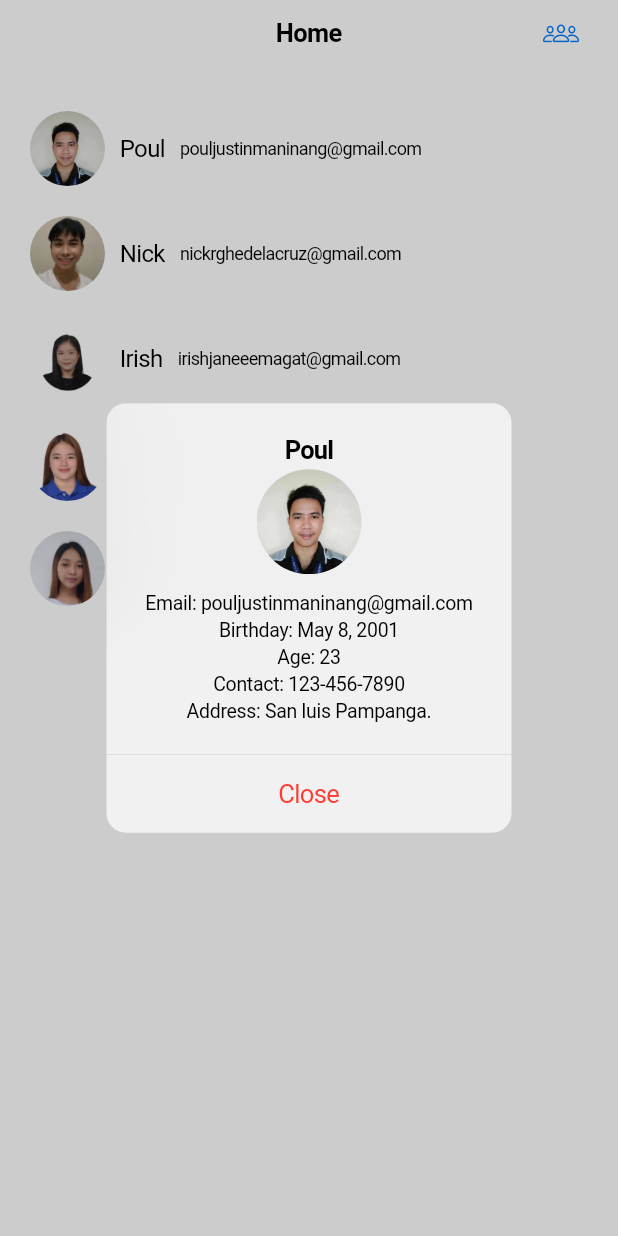
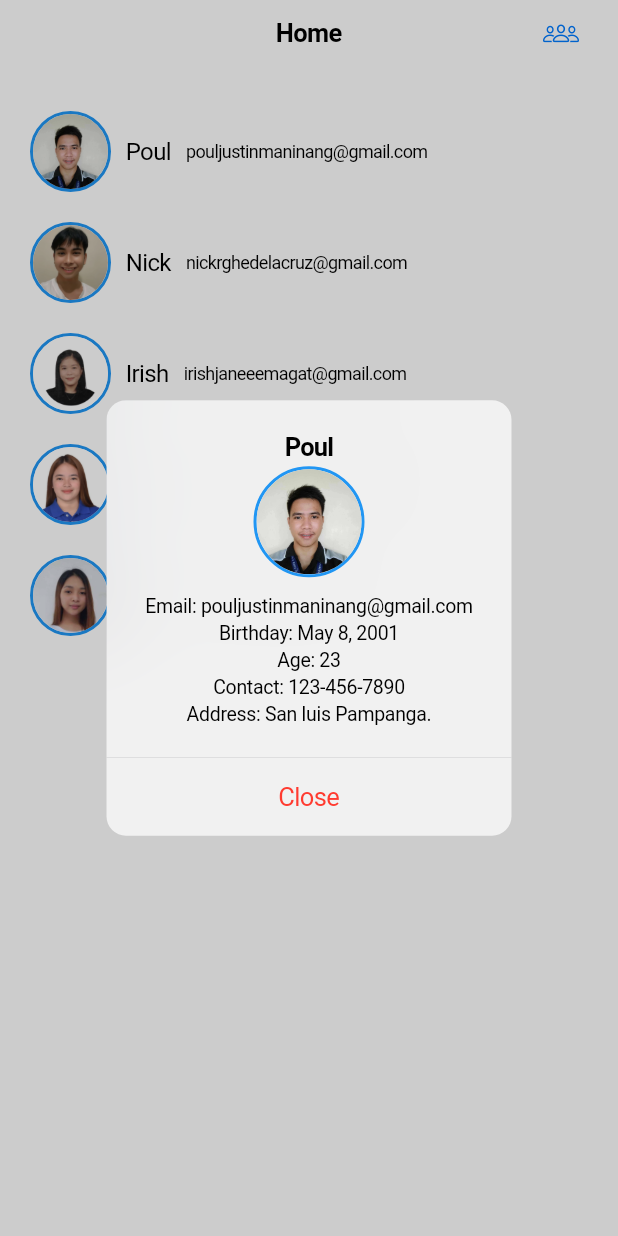
Before and after one commit to Poul08/Androidstudio, a Flutter app: the screen it shows after launch, after a tap on "Poul", on a phone screen of 412 x 824 dp. Run offline on Flutter 3.47's test engine with Material 3 defaults, Android fonts, the phone set to English and light mode, and no system bars.

Commit message:
nick delacruz

```diff
--- a/lib/main.dart
+++ b/lib/main.dart
@@ -42,12 +42,18 @@ class HomeScreen extends StatelessWidget {
                           padding: const EdgeInsets.symmetric(horizontal: 5.0),
                           child: Column(
                             children: [
-                              ClipOval(
+                              Container(
+                                decoration: BoxDecoration(
+                                  border: Border.all(color: Colors.blue, width: 2),
+                                  borderRadius: BorderRadius.circular(50), // Circular border
+                                ),
+                                child: ClipOval(
                                   child: Image.asset(
                                     user['image']!,
                                     height: 35,
                                     width: 35,
                                     fit: BoxFit.cover,
+                                  ),
                                 ),
                               ),
                               SizedBox(height: 5),
@@ -86,12 +92,18 @@ class HomeScreen extends StatelessWidget {
                         title: Text(user['name']!),
                         content: Column(
                           children: [
-                            ClipOval(
+                            Container(
+                              decoration: BoxDecoration(
+                                border: Border.all(color: Colors.blue, width: 2),
+                                borderRadius: BorderRadius.circular(50),
+                              ),
+                              child: ClipOval(
                                 child: Image.asset(
                                   user['image']!,
                                   height: 70,
                                   width: 70,
                                   fit: BoxFit.cover,
+                                ),
                               ),
                             ),
                             SizedBox(height: 10),
@@ -119,12 +131,18 @@ class HomeScreen extends StatelessWidget {
                   padding: const EdgeInsets.symmetric(vertical: 10.0),
                   child: Row(
                     children: [
-                      ClipOval(
+                      Container(
+                        decoration: BoxDecoration(
+                          border: Border.all(color: Colors.blue, width: 2),
+                          borderRadius: BorderRadius.circular(50),
+                        ),
+                        child: ClipOval(
                           child: Image.asset(
                             user['image']!,
                             height: 50,
                             width: 50,
                             fit: BoxFit.cover,
+                          ),
                         ),
                       ),
                       SizedBox(width: 10),
```
Lines whose indentation alone changed are shown as unchanged.
